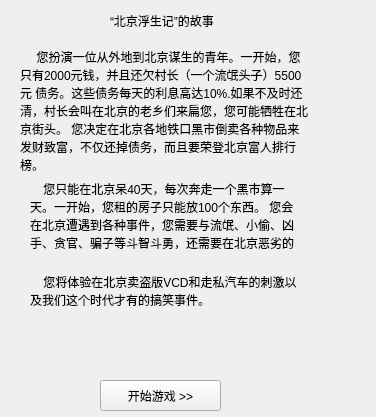
Above: form/story.ui from soda92/beijing_fushengji_rewrite before the change. Below: the same form after it.
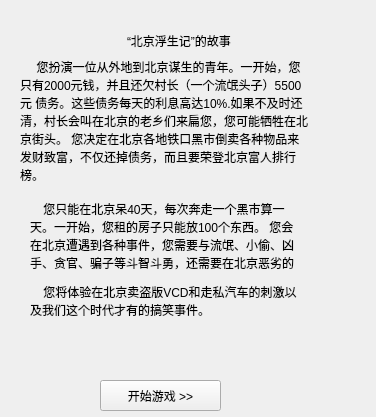
That is the form after the change. Icons and pictures are not drawn.

Diff of the .ui file:
```diff
--- a/form/story.ui
+++ b/form/story.ui
@@ -13,44 +13,11 @@
   <property name="windowTitle">
    <string>Form</string>
   </property>
-  <widget class="QWidget" name="widget" native="true">
-   <property name="geometry">
-    <rect>
-     <x>20</x>
-     <y>10</y>
-     <width>31</width>
-     <height>31</height>
-    </rect>
-   </property>
-   <property name="autoFillBackground">
-    <bool>false</bool>
-   </property>
-   <property name="styleSheet">
-    <string notr="true">QWidget {
-background-image: url(:/ICON/DualListDemo.ico);
-background-repeat: none none;
-}
-</string>
-   </property>
-  </widget>
-  <widget class="QLabel" name="label">
-   <property name="geometry">
-    <rect>
-     <x>110</x>
-     <y>0</y>
-     <width>161</width>
-     <height>41</height>
-    </rect>
-   </property>
-   <property name="text">
-    <string>“北京浮生记”的故事</string>
-   </property>
-  </widget>
   <widget class="QLabel" name="label_2">
    <property name="geometry">
     <rect>
      <x>20</x>
-     <y>40</y>
+     <y>50</y>
      <width>291</width>
      <height>141</height>
     </rect>
@@ -66,7 +33,7 @@
    <property name="geometry">
     <rect>
      <x>30</x>
-     <y>180</y>
+     <y>200</y>
      <width>271</width>
      <height>71</height>
     </rect>
@@ -82,7 +49,7 @@
    <property name="geometry">
     <rect>
      <x>30</x>
-     <y>260</y>
+     <y>270</y>
      <width>271</width>
      <height>61</height>
     </rect>
@@ -120,6 +87,39 @@
     <string>开始游戏 &gt;&gt;</string>
    </property>
   </widget>
+  <widget class="QWidget" name="widget_2" native="true">
+   <property name="geometry">
+    <rect>
+     <x>40</x>
+     <y>10</y>
+     <width>191</width>
+     <height>61</height>
+    </rect>
+   </property>
+   <layout class="QHBoxLayout" name="horizontalLayout">
+    <item>
+     <widget class="QWidget" name="widget" native="true">
+      <property name="autoFillBackground">
+       <bool>false</bool>
+      </property>
+      <property name="styleSheet">
+       <string notr="true">QWidget {
+background-image: url(:/ICON/DualListDemo.ico);
+background-repeat: none none;
+}
+</string>
+      </property>
+     </widget>
+    </item>
+    <item>
+     <widget class="QLabel" name="label">
+      <property name="text">
+       <string>“北京浮生记”的故事</string>
+      </property>
+     </widget>
+    </item>
+   </layout>
+  </widget>
  </widget>
  <resources>
   <include location="main.qrc"/>
```
Left out of the diff: 2 changed lines with no effect on the pictures.
